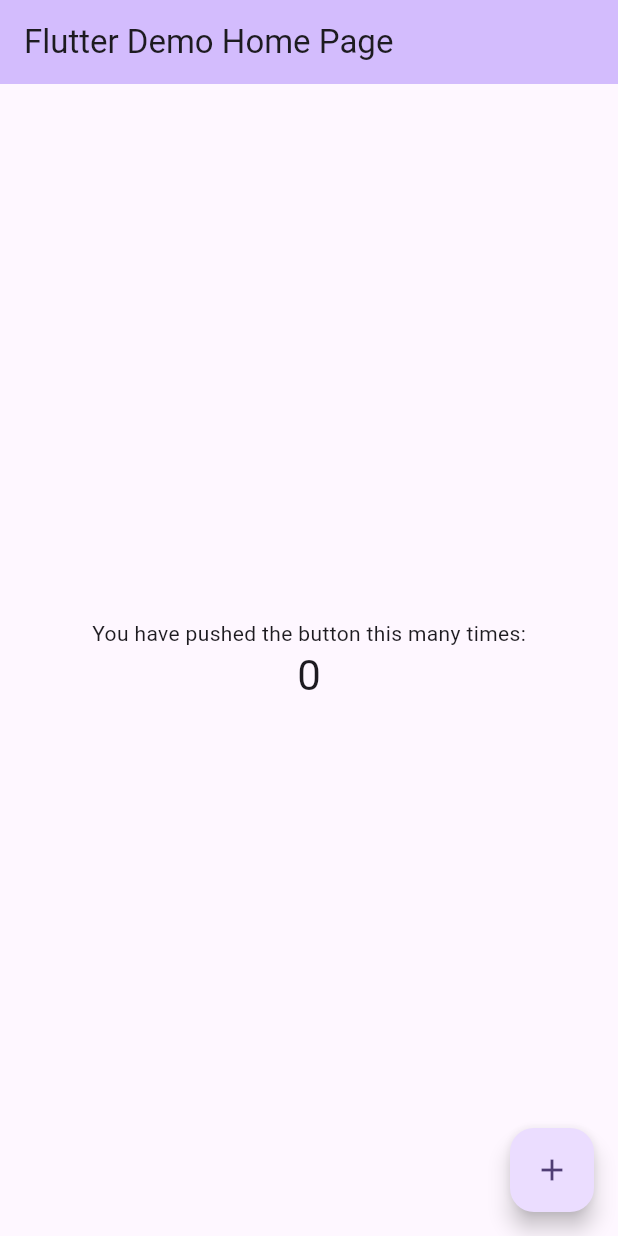
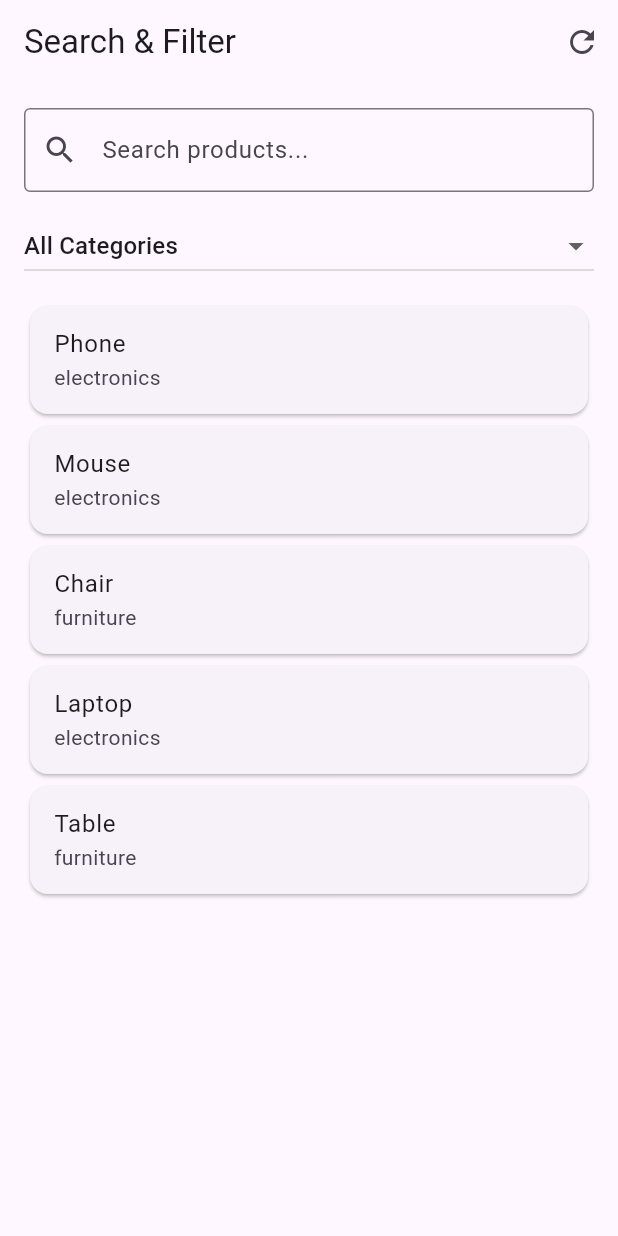
Before and after one commit to ShahdAdel-13/filter_task_shahdAdel, a Flutter app: the screen it shows after launch, on a phone screen of 412 x 824 dp. Run offline on Flutter 3.47's test engine with Material 3 defaults, Android fonts, the phone set to English and light mode, and no system bars; our stand-ins replace flutter_bloc.

Commit message:
project done

```diff
--- a/filter_task/lib/main.dart
+++ b/filter_task/lib/main.dart
@@ -1,4 +1,5 @@
 import 'package:flutter/material.dart';
+import 'product_page.dart'; // عدّلي الباث حسب مكان الفايل
 
 void main() {
   runApp(const MyApp());
@@ -9,66 +10,9 @@ class MyApp extends StatelessWidget {
 
   @override
   Widget build(BuildContext context) {
-    return MaterialApp(
-      title: 'Flutter Demo',
-      theme: ThemeData(
-
-        colorScheme: .fromSeed(seedColor: Colors.deepPurple),
-      ),
-      home: const MyHomePage(title: 'Flutter Demo Home Page'),
+    return const MaterialApp(
+      debugShowCheckedModeBanner: false,
+      home: ProductPage(),
     );
   }
 }
-
-class MyHomePage extends StatefulWidget {
-  const MyHomePage({super.key, required this.title});
-
-
-  final String title;
-
-  @override
-  State<MyHomePage> createState() => _MyHomePageState();
-}
-
-class _MyHomePageState extends State<MyHomePage> {
-  int _counter = 0;
-
-  void _incrementCounter() {
-    setState(() {
-
-      _counter++;
-    });
-  }
-
-  @override
-  Widget build(BuildContext context) {
-
-    return Scaffold(
-      appBar: AppBar(
-
-        backgroundColor: Theme.of(context).colorScheme.inversePrimary,
-
-        title: Text(widget.title),
-      ),
-      body: Center(
-
-        child: Column(
-
-          mainAxisAlignment: .center,
-          children: [
-            const Text('You have pushed the button this many times:'),
-            Text(
-              '$_counter',
-              style: Theme.of(context).textTheme.headlineMedium,
-            ),
-          ],
-        ),
-      ),
-      floatingActionButton: FloatingActionButton(
-        onPressed: _incrementCounter,
-        tooltip: 'Increment',
-        child: const Icon(Icons.add),
-      ),
-    );
-  }
-}
--- /dev/null
+++ b/filter_task/lib/product_cubit.dart
@@ -0,0 +1,61 @@
+import 'package:flutter_bloc/flutter_bloc.dart';
+import 'product_state.dart';
+
+class ProductCubit extends Cubit<ProductState> {
+  ProductCubit()
+    : super(
+        const ProductState(
+          allProducts: [
+            'Phone | electronics',
+            'Mouse | electronics',
+            'Chair | furniture',
+            'Laptop | electronics',
+            'Table | furniture',
+          ],
+          visibleProducts: [
+            'Phone | electronics',
+            'Mouse | electronics',
+            'Chair | furniture',
+            'Laptop | electronics',
+            'Table | furniture',
+          ],
+          selectedCategory: 'all',
+        ),
+      );
+
+  void updateSearch(String query) {
+    _applyFilters(state.selectedCategory, query);
+  }
+
+  void changeCategory(String category) {
+    _applyFilters(category, state.searchQuery);
+  }
+
+  void _applyFilters(String category, String query) {
+    final filtered = state.allProducts.where((item) {
+      final matchesCategory =
+          category == 'all' ||
+          item.toLowerCase().endsWith(category.toLowerCase());
+      final matchesSearch = item.toLowerCase().contains(query.toLowerCase());
+      return matchesCategory && matchesSearch;
+    }).toList();
+
+    emit(
+      state.copyWith(
+        selectedCategory: category,
+        searchQuery: query,
+        visibleProducts: filtered,
+      ),
+    );
+  }
+
+  void reset() {
+    emit(
+      state.copyWith(
+        selectedCategory: 'all',
+        searchQuery: '',
+        visibleProducts: state.allProducts,
+      ),
+    );
+  }
+}
--- /dev/null
+++ b/filter_task/lib/product_page.dart
@@ -0,0 +1,111 @@
+import 'package:flutter/material.dart';
+import 'package:flutter_bloc/flutter_bloc.dart';
+import 'product_cubit.dart';
+import 'product_state.dart';
+
+class ProductPage extends StatelessWidget {
+  const ProductPage({super.key});
+
+  @override
+  Widget build(BuildContext context) {
+    final TextEditingController searchController = TextEditingController();
+
+    return BlocProvider(
+      create: (_) => ProductCubit(),
+      child: Scaffold(
+        appBar: AppBar(
+          title: const Text('Search & Filter'),
+          actions: [
+            Builder(
+              builder: (context) {
+                return IconButton(
+                  icon: const Icon(Icons.refresh),
+                  onPressed: () {
+                    searchController.clear();
+                    context.read<ProductCubit>().reset();
+                  },
+                );
+              },
+            ),
+          ],
+        ),
+        body: Padding(
+          padding: const EdgeInsets.all(16),
+          child: Column(
+            children: [
+              Builder(
+                builder: (context) {
+                  return TextField(
+                    controller: searchController,
+                    decoration: const InputDecoration(
+                      labelText: 'Search products...',
+                      prefixIcon: Icon(Icons.search),
+                      border: OutlineInputBorder(),
+                    ),
+                    onChanged: (value) {
+                      context.read<ProductCubit>().updateSearch(value);
+                    },
+                  );
+                },
+              ),
+
+              const SizedBox(height: 12),
+
+              BlocBuilder<ProductCubit, ProductState>(
+                builder: (context, state) {
+                  return DropdownButton<String>(
+                    value: state.selectedCategory,
+                    isExpanded: true,
+                    items: const [
+                      DropdownMenuItem(
+                        value: 'all',
+                        child: Text('All Categories'),
+                      ),
+                      DropdownMenuItem(
+                        value: 'electronics',
+                        child: Text('Electronics'),
+                      ),
+                      DropdownMenuItem(
+                        value: 'furniture',
+                        child: Text('Furniture'),
+                      ),
+                    ],
+                    onChanged: (value) {
+                      if (value != null) {
+                        context.read<ProductCubit>().changeCategory(value);
+                      }
+                    },
+                  );
+                },
+              ),
+
+              const SizedBox(height: 12),
+
+              Expanded(
+                child: BlocBuilder<ProductCubit, ProductState>(
+                  builder: (context, state) {
+                    if (state.visibleProducts.isEmpty) {
+                      return const Center(child: Text('No products found!'));
+                    }
+                    return ListView.builder(
+                      itemCount: state.visibleProducts.length,
+                      itemBuilder: (context, index) {
+                        final parts = state.visibleProducts[index].split('|');
+                        return Card(
+                          child: ListTile(
+                            title: Text(parts[0].trim()),
+                            subtitle: Text(parts[1].trim()),
+                          ),
+                        );
+                      },
+                    );
+                  },
+                ),
+              ),
+            ],
+          ),
+        ),
+      ),
+    );
+  }
+}
--- /dev/null
+++ b/filter_task/lib/product_state.dart
@@ -0,0 +1,28 @@
+class ProductState {
+final List<String> allProducts;
+final List<String> visibleProducts;
+final String selectedCategory;
+final String searchQuery;
+
+const ProductState ({
+required
+ this. allProducts,
+  required this.visibleProducts,
+   required this. selectedCategory,
+this.searchQuery = '',
+});
+ProductState copyWith ( {
+List<String>? allProducts,
+List<String>? visibleProducts,
+String? selectedCategory,
+String? searchQuery,
+} )
+{
+return ProductState (
+allProducts: allProducts ?? this. allProducts,
+ visibleProducts: visibleProducts ?? this. visibleProducts,
+ selectedCategory: selectedCategory ?? this.selectedCategory,
+ searchQuery: searchQuery ?? this.searchQuery,
+) ;
+}
+}
--- a/filter_task/pubspec.yaml
+++ b/filter_task/pubspec.yaml
@@ -31,10 +31,9 @@ dependencies:
   flutter:
     sdk: flutter
 
-  # The following adds the Cupertino Icons font to your application.
-  # Use with the CupertinoIcons class for iOS style icons.
+  flutter_bloc: ^9.1.1
+
   cupertino_icons: ^1.0.8
-
 dev_dependencies:
   flutter_test:
     sdk: flutter
```
Also changed, not shown: filter_task/pubspec.lock.
